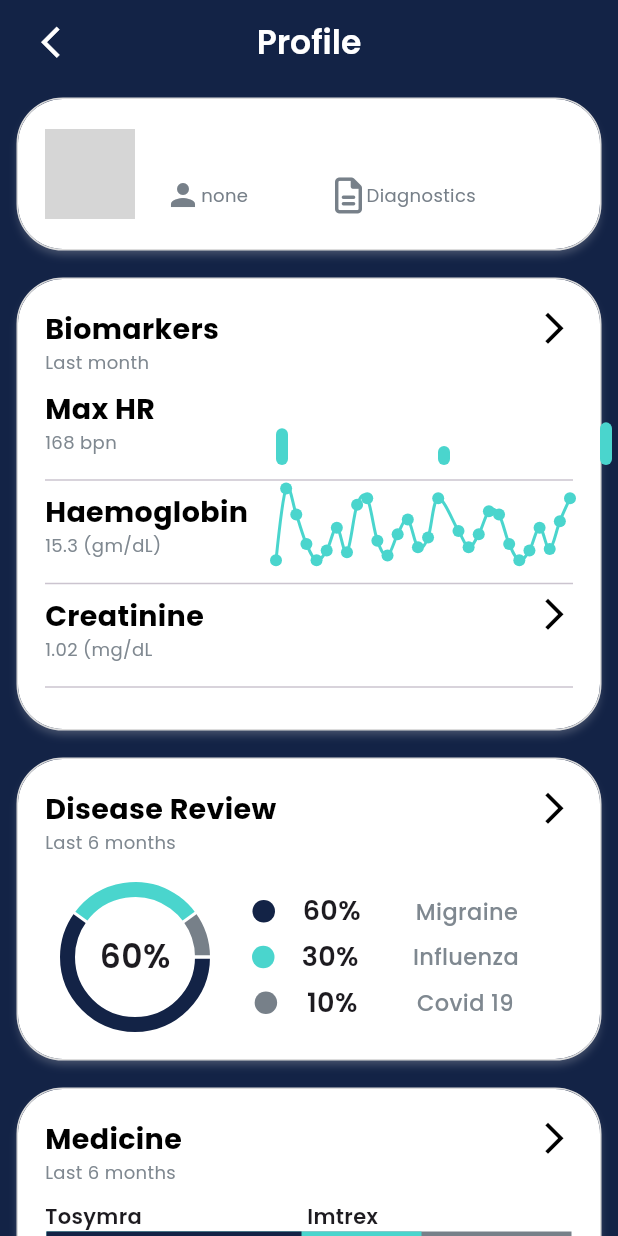
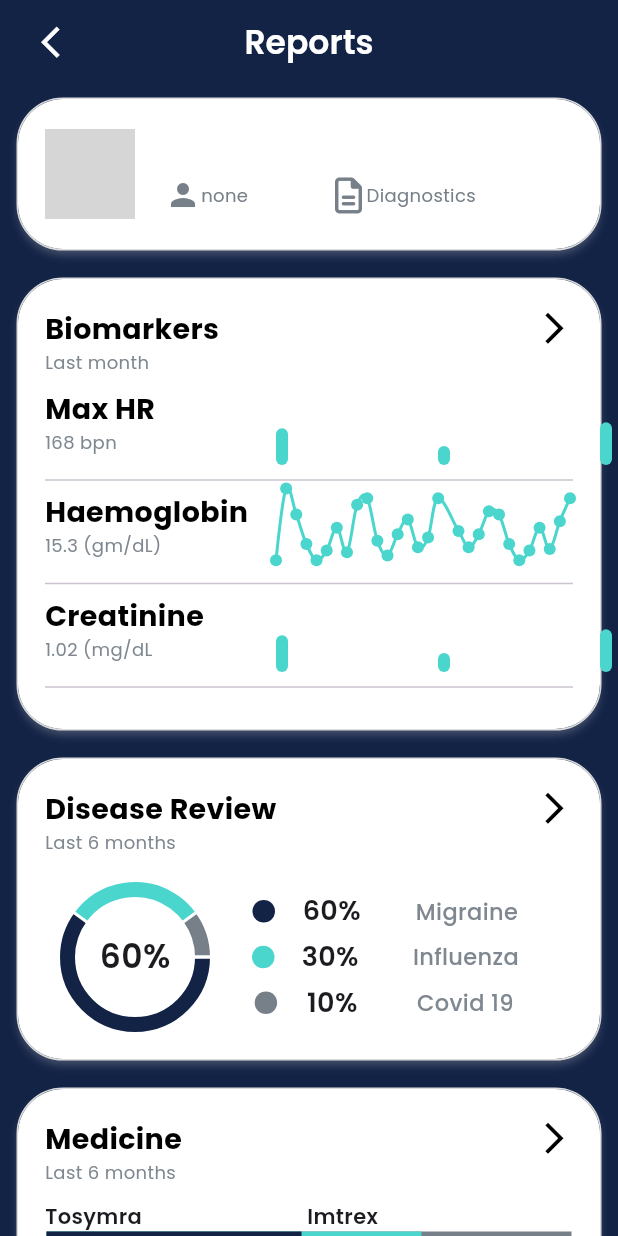
Before and after one commit to Kushagr789/DermAid, a Flutter app: the Profile screen opened directly, on a phone screen of 412 x 824 dp. Run offline on Flutter 3.47's test engine with Material 3 defaults, Android fonts, the phone set to English and light mode, and no system bars; drawn by our look-alikes of fl_chart; our stand-ins replace camera, carousel_slider, cloud_firestore, dots_indicator, easy_date_timeline, firebase_auth and 10 more; missing offline and left inert: dart:ffi, tflite, tflite_flutter; accounts and stored records are empty; network calls fail; grey boxes are pictures that could not be loaded.

Commit message:
Final Commit

```diff
--- a/lib/Screens/Dashboard.dart
+++ b/lib/Screens/Dashboard.dart
@@ -122,7 +122,7 @@ class _DashboardState extends State<Dashboard> {
                     right: 20,
                     child: Container(
                         height: size.height*0.18,
-                        width: size.width*0.35,
+                        width: size.width*0.36,
                         decoration: BoxDecoration(
                           image: DecorationImage(
                             image: AssetImage("assets/images/solar_round-graph-outline.jpg"),
--- a/lib/Screens/DoctorSearch.dart
+++ b/lib/Screens/DoctorSearch.dart
@@ -49,7 +49,7 @@ class _DoctorSearchState extends State<DoctorSearch> {
               Container(
                 margin: EdgeInsets.only(right: 20),
                 child: CircleAvatar(
-                    backgroundImage: NetworkImage('https://encrypted-tbn0.gstatic.com/images?q=tbn:ANd9GcTIapXoWZ5z2gQlp9969vhAzkddlJCjxUVvLg&usqp=CAU',)
+                    backgroundImage: NetworkImage(UserProfileData.imgUrl.toString(),)
                 ),
               )
             ],
--- a/lib/Screens/EditProfile.dart
+++ b/lib/Screens/EditProfile.dart
@@ -1,5 +1,4 @@
 import 'package:derm_aid/Data/Const.dart';
-import 'package:derm_aid/Screens/UserProfile.dart';
 import 'package:derm_aid/Services/Database.dart';
 import 'package:flutter/material.dart';
 
@@ -75,6 +74,7 @@ class _EditProfileState extends State<EditProfile> {
         child: Container(
           width: double.infinity,
           height: size.height*1.1,
+          color: Colors.white,
           padding: EdgeInsets.symmetric(horizontal: 18),
           child: Form(
             key: _formKey,
--- a/lib/Screens/Profile.dart
+++ b/lib/Screens/Profile.dart
@@ -20,7 +20,7 @@ class _ProfileState extends State<Profile> {
         backgroundColor: Color.fromRGBO(19, 35, 70, 1),
         leadingWidth: 80,
         centerTitle: true,
-        title: Text("Profile",
+        title: Text("Reports",
           style: TextStyle(
             color: Colors.white,
             fontSize: 22,
--- a/lib/Screens/UserProfile.dart
+++ b/lib/Screens/UserProfile.dart
@@ -43,6 +43,7 @@ class _UserProfileState extends State<UserProfile> {
         ),
       ),
       body: Container(
+        color: Colors.white,
         width: double.infinity,
         padding: EdgeInsets.only(left: 18,right: 18,bottom: 20,top: 10),
         child: Column(
--- a/lib/Widgets/Profile_Widgets.dart
+++ b/lib/Widgets/Profile_Widgets.dart
@@ -215,7 +215,12 @@ class BioData extends StatelessWidget {
                     ),)
                   ],
                 ),
-                Icon(Icons.arrow_forward_ios,color: Colors.black,size: 25,)
+                Container(
+                  width: 200,
+                  height: 100,
+                  padding: EdgeInsets.all(2),
+                  child: BarChartCont(),
+                )
               ],
             ),
           ),
```
Also changed, not shown: lib/Screens/BookAppointment.dart (+44 -2 lines), lib/Screens/CameraScan.dart (+21 -1 lines), lib/main.dart (+1 -7 lines), 7 other files.
